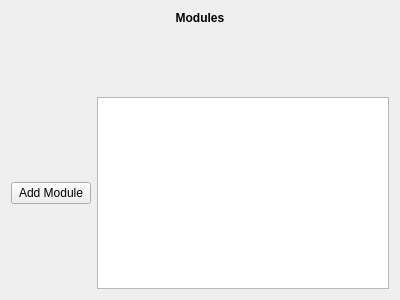
The window that widgets/modulessection.ui (Arklog/x4StationGenerator) describes before a commit, drawn with Qt 5.
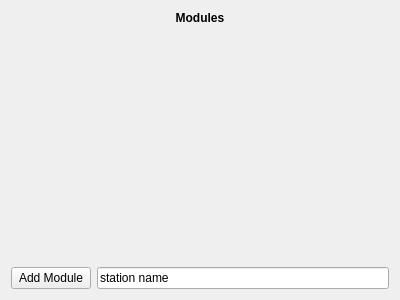
The same window after the commit.

```diff
--- a/widgets/modulessection.ui
+++ b/widgets/modulessection.ui
@@ -34,20 +34,10 @@
     </widget>
    </item>
    <item row="2" column="0">
-    <layout class="QGridLayout" name="gridLayout" columnstretch="0,1">
+    <layout class="QGridLayout" name="gridLayout" columnstretch="0,0">
      <property name="topMargin">
       <number>0</number>
      </property>
-     <item row="1" column="1">
-      <widget class="QPlainTextEdit" name="stationName">
-       <property name="sizePolicy">
-        <sizepolicy hsizetype="Expanding" vsizetype="Maximum">
-         <horstretch>0</horstretch>
-         <verstretch>0</verstretch>
-        </sizepolicy>
-       </property>
-      </widget>
-     </item>
      <item row="1" column="0">
       <widget class="QPushButton" name="addModule">
        <property name="text">
@@ -55,6 +45,16 @@
        </property>
       </widget>
      </item>
+     <item row="1" column="1">
+      <widget class="QLineEdit" name="stationName">
+       <property name="inputMask">
+        <string/>
+       </property>
+       <property name="text">
+        <string>station name</string>
+       </property>
+      </widget>
+     </item>
     </layout>
    </item>
   </layout>
```
